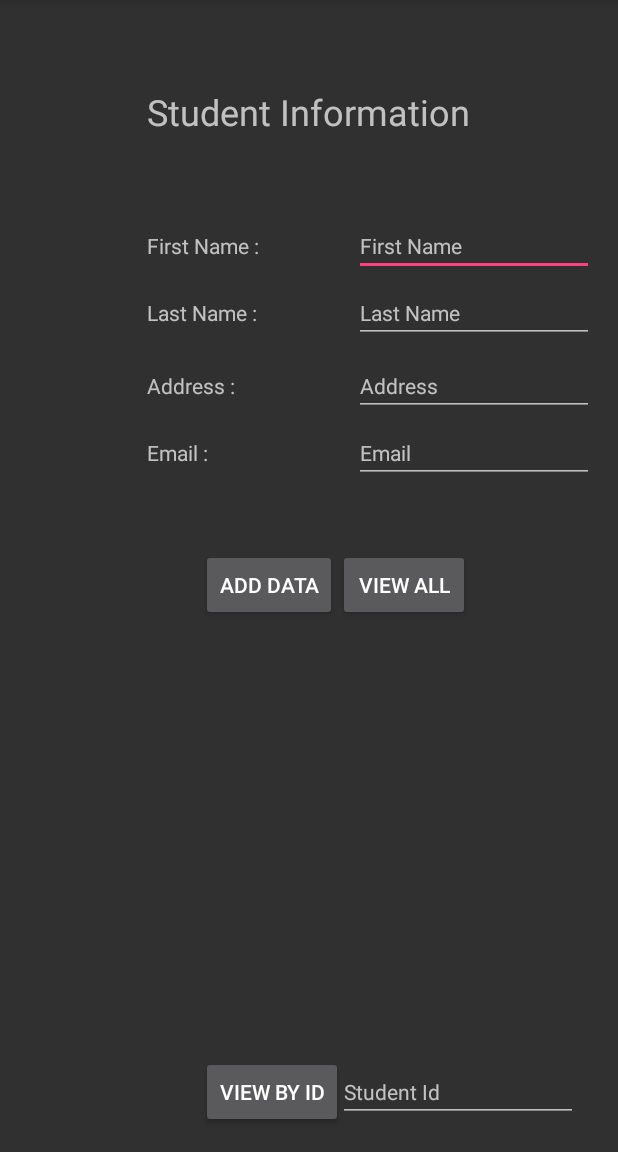
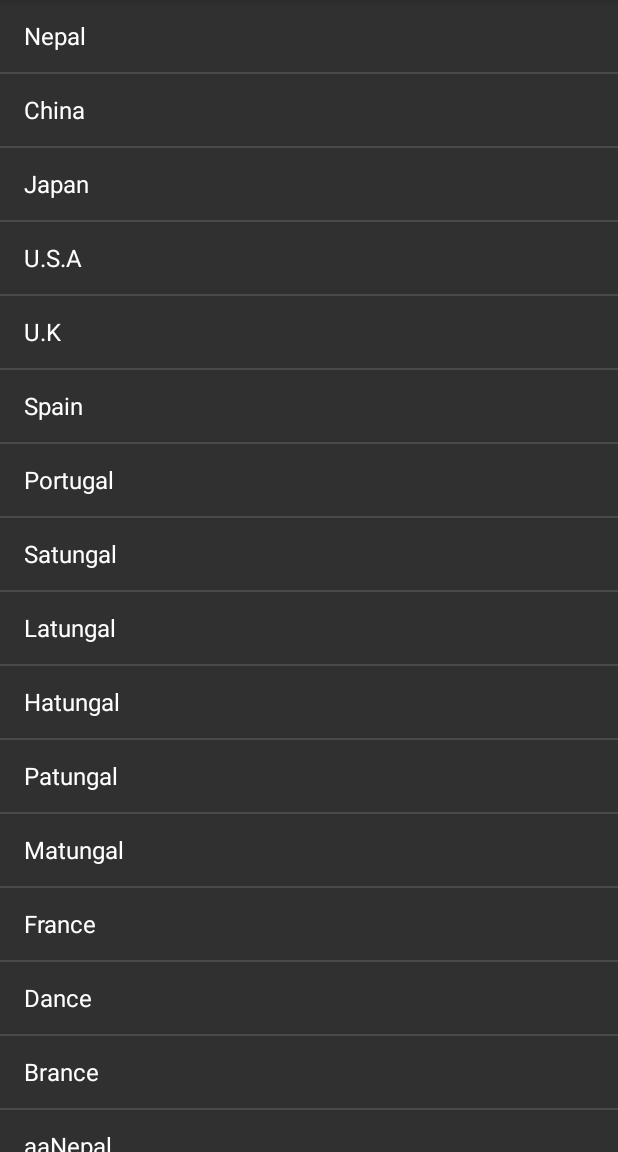
Before and after one commit to pranishres/android-tutorial, an Android app: the screen it shows after launch (MainActivity), on a phone screen of 412 x 824 dp, the part 84-1236 px from its top. Run offline under Robolectric (Android 15) with nearby library versions, the phone set to English and light mode, and no system bars; our stand-ins replace ButterKnife.

Commit message:
Implemented basic ArrayAdapter(). Passed a string array to array adapter to populate listview

```diff
--- a/app/src/main/java/com/app/tutorial/android/sqlite_app/MainActivity.java
+++ b/app/src/main/java/com/app/tutorial/android/sqlite_app/MainActivity.java
@@ -1,101 +1,81 @@
 package com.app.tutorial.android.sqlite_app;
 
 import android.app.AlertDialog;
+import android.content.Intent;
 import android.database.Cursor;
+import android.support.v7.app.ActionBarActivity;
 import android.support.v7.app.AppCompatActivity;
 import android.os.Bundle;
 import android.view.View;
+import android.widget.ArrayAdapter;
 import android.widget.EditText;
+import android.widget.ListView;
 import android.widget.Toast;
 
 import com.app.tutorial.android.sqlite_app.config.DatabaseConfig;
 import com.app.tutorial.android.sqlite_app.model.Student;
 
+import java.util.ArrayList;
+import java.util.List;
+
 import butterknife.BindView;
 import butterknife.ButterKnife;
 
-public class MainActivity extends AppCompatActivity {
+public class MainActivity extends ActionBarActivity {
     DatabaseConfig dbConfig;
 
-    // Alternative to findViewById. Needs Butterknife dependencies
-    @BindView(R.id.editText_main_firstName)
-    EditText firstName;
-    @BindView(R.id.editText_main_lastName)
-    EditText lastName;
-    @BindView(R.id.editText_main_Address)
-    EditText address;
-    @BindView(R.id.editText_main_email)
-    EditText email;
-    @BindView(R.id.editText_main_getById)
-    EditText getById;
+
+
+    /*For adapter view*/
+    String[] allData = new String[]{
+            "Nepal",
+            "China",
+            "Japan",
+            "U.S.A",
+            "U.K",
+            "Spain",
+            "Portugal",
+            "Satungal",
+            "Latungal",
+            "Hatungal",
+            "Patungal",
+            "Matungal",
+            "France",
+            "Dance",
+            "Brance",
+            "aaNepal",
+            "aaChina",
+            "aaJapan",
+            "aaU.S.A",
+            "aaU.K",
+            "aaSpain",
+            "aaPortugal",
+            "aaSatungal",
+            "aaLatungal",
+            "aaHatungal",
+            "aPatungal",
+            "aMatungal",
+            "aFrance",
+            "aDance",
+            "aBrance",
+    };
+
+    List<String> list = new ArrayList<>();
 
     @Override
     protected void onCreate(Bundle savedInstanceState) {
         super.onCreate(savedInstanceState);
-        setContentView(R.layout.activity_main);
+        setContentView(R.layout.activity_student_list);
         dbConfig = new DatabaseConfig(this);
+
+        ListView lvCountries = (ListView) findViewById(R.id.array_adapter_listView);
+
+        ArrayAdapter arrayAdapter = new ArrayAdapter(MainActivity.this, android.R.layout.simple_list_item_1  , allData);
+        lvCountries.setAdapter(arrayAdapter);
 
         // Needs to be called to enable Butterknife annotations
         ButterKnife.bind(this);
 
     }
 
-    public void onButtonSubmit(View view) {
-        Student student = new Student();
-        student.setFirstName(firstName.getText().toString());
-        student.setLastName(lastName.getText().toString());
-        student.setAddress(address.getText().toString());
-        student.setEmail(email.getText().toString());
-
-        Boolean result = dbConfig.insertData(student);
-
-        if (result) {
-            System.out.println("Data has been inserted successfully");
-            Toast.makeText(MainActivity.this, "Data has been inserted successfully", Toast.LENGTH_SHORT);
-        } else {
-            System.out.println("Error while inserting data");
-            Toast.makeText(MainActivity.this, "Error while inserting data", Toast.LENGTH_SHORT);
-        }
-    }
-
-    public void getAllData(View view) {
-        Cursor cursor = dbConfig.getAllData();
-        if (cursor.getCount() == 0) {
-            showMessage("Error", "No data found");
-            return;
-        }
-
-        StringBuffer stringBuffer = new StringBuffer();
-        while (cursor.moveToNext()) {
-            stringBuffer.append("Id : " + cursor.getString(0) + "\n");
-            stringBuffer.append("First Name : " + cursor.getString(1) + "\n");
-            stringBuffer.append("Last Name : " + cursor.getString(2) + "\n");
-            stringBuffer.append("Address : " + cursor.getString(3) + "\n");
-            stringBuffer.append("Email : " + cursor.getString(4) + "\n");
-        }
-
-        showMessage("Data", stringBuffer.toString());
-
-    }
-
-    public void getById(View view) {
-        Cursor cursor = dbConfig.getById(Integer.parseInt(getById.getText().toString()));
-
-        if (cursor.getCount() == 0) {
-            showMessage("Error", "No data found");
-            return;
-        }
-        while (cursor.moveToNext()) {
-            firstName.setText(cursor.getString(1));
-            lastName.setText(cursor.getString(2));
-        }
-    }
-
-    private void showMessage(String title, String message) {
-        AlertDialog.Builder builder = new AlertDialog.Builder(this);
-        builder.setCancelable(true);
-        builder.setTitle(title);
-        builder.setMessage(message);
-        builder.show();
-    }
 }
--- /dev/null
+++ b/app/src/main/res/layout/activity_student_list.xml
@@ -0,0 +1,11 @@
+<?xml version="1.0" encoding="utf-8"?>
+<LinearLayout xmlns:android="http://schemas.android.com/apk/res/android"
+    android:orientation="vertical" android:layout_width="match_parent"
+    android:layout_height="match_parent">
+
+    <ListView
+        android:layout_width="match_parent"
+        android:layout_height="match_parent"
+        android:id="@+id/array_adapter_listView" >
+    </ListView>
+</LinearLayout>
```
Also changed, not shown: app/src/main/java/com/app/tutorial/android/sqlite_app/student_list.java (added, +13 -0 lines).
